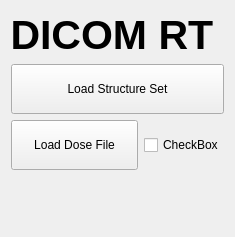
Old version of the form Plugins/org.mitk.dicomrtview/src/internal/DcmRTVControls.ui in the repository MITK/MITK.
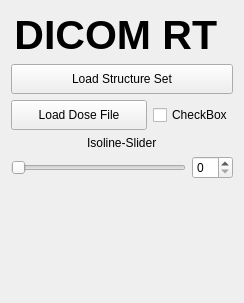
New version of the form.

What changed in the file:
```diff
--- a/Plugins/org.mitk.dicomrtview/src/internal/DcmRTVControls.ui
+++ b/Plugins/org.mitk.dicomrtview/src/internal/DcmRTVControls.ui
@@ -6,8 +6,8 @@
    <rect>
     <x>0</x>
     <y>0</y>
-    <width>235</width>
-    <height>237</height>
+    <width>244</width>
+    <height>303</height>
    </rect>
   </property>
   <property name="minimumSize">
@@ -52,7 +52,7 @@
      <property name="minimumSize">
       <size>
        <width>0</width>
-       <height>50</height>
+       <height>30</height>
       </size>
      </property>
      <property name="toolTip">
@@ -76,7 +76,7 @@
        <property name="minimumSize">
         <size>
          <width>0</width>
-         <height>50</height>
+         <height>30</height>
         </size>
        </property>
        <property name="text">
@@ -99,6 +99,31 @@
      </item>
     </layout>
    </item>
+   <item>
+    <layout class="QVBoxLayout" name="verticalLayout_2">
+     <item alignment="Qt::AlignHCenter">
+      <widget class="QLabel" name="IsolineSlider">
+       <property name="text">
+        <string>Isoline-Slider</string>
+       </property>
+      </widget>
+     </item>
+     <item>
+      <layout class="QHBoxLayout" name="horizontalLayout">
+       <item>
+        <widget class="QSlider" name="isoSlider">
+         <property name="orientation">
+          <enum>Qt::Horizontal</enum>
+         </property>
+        </widget>
+       </item>
+       <item>
+        <widget class="QSpinBox" name="spinBox"/>
+       </item>
+      </layout>
+     </item>
+    </layout>
+   </item>
    <item>
     <spacer name="spacer1">
      <property name="orientation">
```
